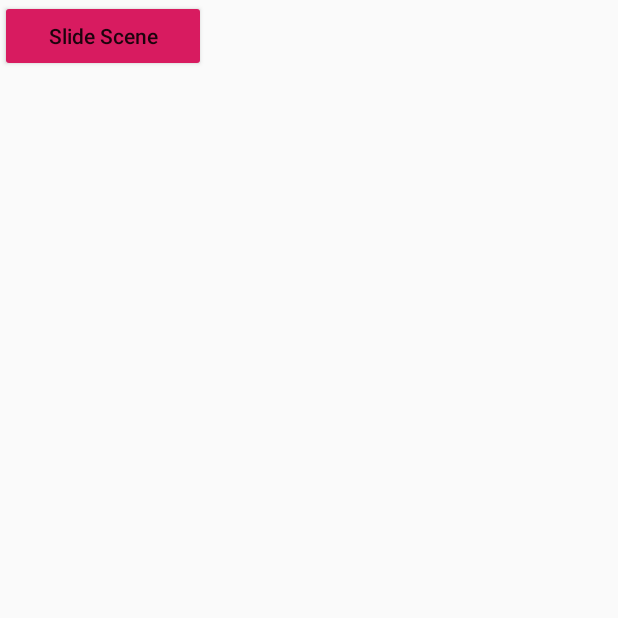
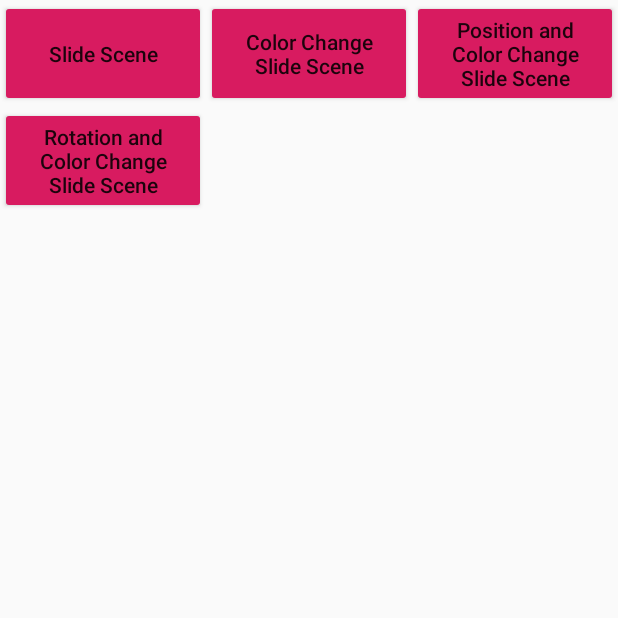
Before and after one commit to chowii/MotionLayoutDemo, an Android app: the screen it shows after launch (MainActivity), on a phone screen of 412 x 824 dp, the top half of it. Run offline under Robolectric (Android 15) with nearby library versions, the phone set to English and light mode, and no system bars.

Commit message:
added scene 2,3 and 4

```diff
--- a/app/src/main/java/com/developingstorys/motionlayout/MainActivity.kt
+++ b/app/src/main/java/com/developingstorys/motionlayout/MainActivity.kt
@@ -28,6 +28,9 @@ class MainActivity : AppCompatActivity() {
     }
 
     private val sceneList = listOf(
-        SceneType("Slide Scene", R.xml.scene01)
+        SceneType("Slide Scene", R.xml.scene01),
+        SceneType("Color Change Slide Scene", R.xml.scene02),
+        SceneType("Position and Color Change Slide Scene", R.xml.scene03),
+        SceneType("Rotation and Color Change Slide Scene", R.xml.scene04)
     )
 }
--- /dev/null
+++ b/app/src/main/res/xml/scene02.xml
@@ -0,0 +1,53 @@
+<?xml version="1.0" encoding="utf-8"?>
+<MotionScene xmlns:android="http://schemas.android.com/apk/res/android"
+             xmlns:motion="http://schemas.android.com/apk/res-auto">
+
+    <Transition
+            motion:constraintSetEnd="@+id/end"
+            motion:constraintSetStart="@+id/start"
+            motion:duration="100">
+        <OnSwipe
+                motion:dragDirection="dragUp"
+                motion:touchAnchorId="@id/motion_view"
+                motion:touchAnchorSide="bottom"/>
+
+        <ConstraintSet android:id="@+id/start">
+            <Constraint
+                    android:id="@+id/motion_view"
+                    android:layout_width="64dp"
+                    android:layout_height="64dp"
+                    android:layout_marginStart="8dp"
+                    motion:layout_constraintBottom_toBottomOf="parent"
+                    motion:layout_constraintStart_toStartOf="parent"
+                    motion:layout_constraintTop_toTopOf="parent">
+
+                <CustomAttribute
+                        motion:attributeName="BackgroundColor"
+                        motion:customColorValue="#D81B60"/>
+            </Constraint>
+
+        </ConstraintSet>
+        <ConstraintSet android:id="@+id/end">
+            <Constraint
+                    android:id="@+id/motion_view"
+                    android:layout_width="128dp"
+                    android:layout_height="128dp"
+                    android:layout_margin="4dp"
+                    android:translationX="0dp"
+                    android:layout_marginEnd="8dp"
+                    android:translationY="20dp"
+                    android:translationZ="10dp"
+                    motion:layout_constraintEnd_toEndOf="parent"
+                    motion:layout_constraintStart_toStartOf="parent"
+                    motion:layout_constraintBottom_toBottomOf="parent">
+
+
+                <CustomAttribute
+                        motion:attributeName="BackgroundColor"
+                        motion:customColorValue="#9999FF"/>
+            </Constraint>
+        </ConstraintSet>
+
+    </Transition>
+
+</MotionScene>
--- /dev/null
+++ b/app/src/main/res/xml/scene03.xml
@@ -0,0 +1,61 @@
+<?xml version="1.0" encoding="utf-8"?>
+<MotionScene xmlns:android="http://schemas.android.com/apk/res/android"
+             xmlns:motion="http://schemas.android.com/apk/res-auto">
+
+    <Transition
+            motion:constraintSetEnd="@+id/end"
+            motion:constraintSetStart="@+id/start"
+            motion:duration="100">
+        <OnSwipe
+                motion:dragDirection="dragUp"
+                motion:touchAnchorId="@id/motion_view"
+                motion:touchAnchorSide="top"/>
+
+        <KeyFrameSet>
+            <KeyPosition
+                    motion:keyPositionType="pathRelative"
+                    motion:percentY="-0.25"
+                    motion:framePosition="50"
+                    motion:target="@id/motion_view"/>
+        </KeyFrameSet>
+    </Transition>
+        <ConstraintSet android:id="@+id/start">
+            <Constraint
+                    android:id="@+id/motion_view"
+                    android:layout_width="64dp"
+                    android:layout_height="64dp"
+                    android:layout_marginStart="8dp"
+                    motion:layout_constraintBottom_toBottomOf="parent"
+                    motion:layout_constraintStart_toStartOf="parent"
+                    motion:layout_constraintTop_toTopOf="parent">
+
+
+                <CustomAttribute
+                        motion:attributeName="BackgroundColor"
+                        motion:customColorValue="#D81B60"/>
+            </Constraint>
+
+        </ConstraintSet>
+        <ConstraintSet android:id="@+id/end">
+            <Constraint
+                    android:id="@+id/motion_view"
+                    android:layout_width="128dp"
+                    android:layout_height="128dp"
+                    android:layout_margin="4dp"
+                    android:translationX="0dp"
+                    android:layout_marginEnd="8dp"
+                    android:translationY="20dp"
+                    android:translationZ="10dp"
+                    motion:layout_constraintEnd_toEndOf="parent"
+                    motion:layout_constraintStart_toStartOf="parent"
+                    motion:layout_constraintBottom_toBottomOf="parent">
+
+
+                <CustomAttribute
+                        motion:attributeName="BackgroundColor"
+                        motion:customColorValue="#9999FF"/>
+            </Constraint>
+        </ConstraintSet>
+
+
+</MotionScene>
--- /dev/null
+++ b/app/src/main/res/xml/scene04.xml
@@ -0,0 +1,74 @@
+<?xml version="1.0" encoding="utf-8"?>
+<MotionScene xmlns:android="http://schemas.android.com/apk/res/android"
+             xmlns:motion="http://schemas.android.com/apk/res-auto">
+
+    <Transition
+            motion:constraintSetEnd="@+id/end"
+            motion:constraintSetStart="@+id/start"
+            motion:duration="100">
+        <OnSwipe
+                motion:dragDirection="dragRight"
+                motion:touchAnchorId="@id/motion_view"
+                motion:touchAnchorSide="right"/>
+
+        <KeyFrameSet>
+            <KeyAttribute
+                    motion:keyPositionType="pathRelative"
+                    android:rotation="45"
+                    motion:framePosition="25"
+                    motion:target="@id/motion_view"/>
+            <KeyAttribute
+                    motion:keyPositionType="pathRelative"
+                    android:rotation="90"
+                    motion:framePosition="50"
+                    motion:target="@id/motion_view"/>
+            <KeyAttribute
+                    motion:keyPositionType="pathRelative"
+                    android:rotation="135"
+                    motion:framePosition="75"
+                    motion:target="@id/motion_view"/>
+            <KeyAttribute
+                    motion:keyPositionType="pathRelative"
+                    android:rotation="180"
+                    motion:framePosition="100"
+                    motion:target="@id/motion_view"/>
+        </KeyFrameSet>
+    </Transition>
+    <ConstraintSet android:id="@+id/start">
+        <Constraint
+                android:id="@+id/motion_view"
+                android:layout_width="64dp"
+                android:layout_height="64dp"
+                android:layout_marginStart="8dp"
+                motion:layout_constraintBottom_toBottomOf="parent"
+                motion:layout_constraintStart_toStartOf="parent"
+                motion:layout_constraintTop_toTopOf="parent">
+
+            <CustomAttribute
+                    motion:attributeName="BackgroundColor"
+                    motion:customColorValue="#D81B60"/>
+        </Constraint>
+
+    </ConstraintSet>
+    <ConstraintSet android:id="@+id/end">
+        <Constraint
+                android:id="@+id/motion_view"
+                android:layout_width="128dp"
+                android:layout_height="128dp"
+                android:layout_margin="4dp"
+                android:translationX="100dp"
+                android:translationY="20dp"
+                android:translationZ="10dp"
+                android:layout_marginBottom="8dp"
+                motion:layout_constraintEnd_toEndOf="parent"
+                motion:layout_constraintStart_toStartOf="parent"
+                motion:layout_constraintBottom_toBottomOf="parent">
+
+            <CustomAttribute
+                    motion:attributeName="BackgroundColor"
+                    motion:customColorValue="#9999FF"/>
+        </Constraint>
+    </ConstraintSet>
+
+
+</MotionScene>
```
